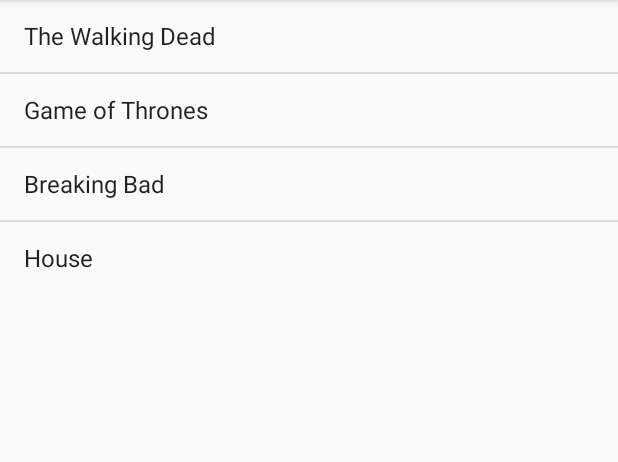
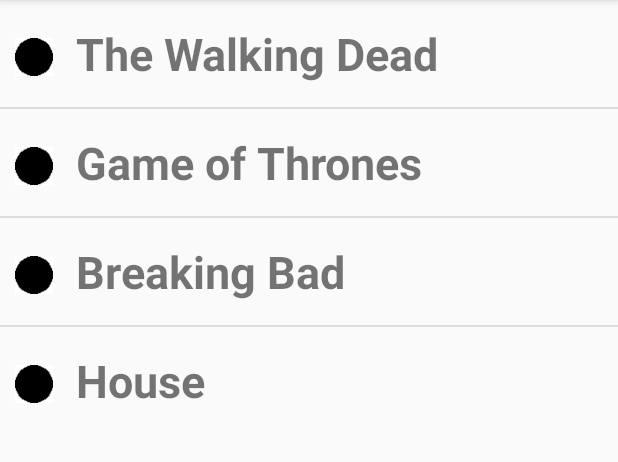
Before and after one commit to kevinlin9/Learning, an Android app: the screen it shows after launch (MainActivity), on a phone screen of 412 x 824 dp, the part 84-546 px from its top. Run offline under Robolectric (Android 15) with nearby library versions, the phone set to English and light mode, and no system bars.

Commit message:
Modified with a custom Adapter

```diff
--- a/AndroidStudio/ListViewExample/app/src/main/java/com/example/khlin/listviewexample/MainActivity.java
+++ b/AndroidStudio/ListViewExample/app/src/main/java/com/example/khlin/listviewexample/MainActivity.java
@@ -18,7 +18,7 @@ public class MainActivity extends AppCompatActivity {
 
         String[] favoriteTVShows = {"The Walking Dead", "Game of Thrones", "Breaking Bad", "House"};
 
-        ListAdapter theAdapter = new ArrayAdapter<String>(this, android.R.layout.simple_list_item_1, favoriteTVShows);
+        ListAdapter theAdapter = new MyAdapter(this, favoriteTVShows);
 
         ListView theListView = (ListView) findViewById(R.id.theListView);
 
--- /dev/null
+++ b/AndroidStudio/ListViewExample/app/src/main/java/com/example/khlin/listviewexample/MyAdapter.java
@@ -0,0 +1,42 @@
+package com.example.khlin.listviewexample;
+
+import android.content.Context;
+import android.support.annotation.NonNull;
+import android.support.annotation.Nullable;
+import android.view.LayoutInflater;
+import android.view.View;
+import android.view.ViewGroup;
+import android.widget.ArrayAdapter;
+import android.widget.ImageView;
+import android.widget.TextView;
+
+/**
+ * Created by Lin on 12/19/2017.
+ */
+
+public class MyAdapter extends ArrayAdapter<String> {
+
+    public MyAdapter(@NonNull Context context, String[] values) {
+        super(context, R.layout.row_layout_2, values);
+    }
+
+    @NonNull
+    @Override
+    public View getView(int position, @Nullable View convertView, @NonNull ViewGroup parent) {
+        LayoutInflater theInflater = LayoutInflater.from(getContext());
+
+        View theView = theInflater.inflate(R.layout.row_layout_2, parent, false);
+
+        String tvShow = getItem(position);
+
+        TextView theTextView = (TextView) theView.findViewById(R.id.textView1);
+
+        theTextView.setText(tvShow);
+
+        ImageView theImageView = (ImageView) theView.findViewById(R.id.imageView1);
+
+        theImageView.setImageResource(R.drawable.dot);
+
+        return theView;
+    }
+}
--- /dev/null
+++ b/AndroidStudio/ListViewExample/app/src/main/res/layout/row_layout.xml
@@ -0,0 +1,20 @@
+<?xml version="1.0" encoding="utf-8"?>
+<LinearLayout xmlns:android="http://schemas.android.com/apk/res/android"
+    xmlns:app="http://schemas.android.com/apk/res-auto"
+    xmlns:tools="http://schemas.android.com/tools"
+    android:layout_width="match_parent"
+    android:layout_height="match_parent"
+    tools:context="com.example.khlin.listviewexample.MainActivity"
+    android:orientation="vertical">
+
+    <TextView
+        android:layout_width="wrap_content"
+        android:layout_height="wrap_content"
+        android:id="@+id/textView1"
+        android:textSize="30sp"
+        android:textStyle="bold"
+        android:padding="15dp"/>
+
+
+
+</LinearLayout>
--- /dev/null
+++ b/AndroidStudio/ListViewExample/app/src/main/res/layout/row_layout_2.xml
@@ -0,0 +1,27 @@
+<?xml version="1.0" encoding="utf-8"?>
+<LinearLayout xmlns:android="http://schemas.android.com/apk/res/android"
+    xmlns:app="http://schemas.android.com/apk/res-auto"
+    xmlns:tools="http://schemas.android.com/tools"
+    android:layout_width="match_parent"
+    android:layout_height="match_parent"
+    tools:context="com.example.khlin.listviewexample.MainActivity"
+    android:orientation="horizontal">
+
+    <ImageView
+        android:layout_width="25dp"
+        android:layout_height="25dp"
+        android:layout_marginLeft="10dp"
+        android:layout_marginTop="25dp"
+        android:src="@drawable/dot"
+        android:id="@+id/imageView1"/>
+    <TextView
+        android:layout_width="wrap_content"
+        android:layout_height="wrap_content"
+        android:id="@+id/textView1"
+        android:textSize="30sp"
+        android:textStyle="bold"
+        android:padding="15dp"/>
+
+
+
+</LinearLayout>
```
Also changed, not shown: AndroidStudio/ListViewExample/app/src/main/res/drawable/dot.png (added).
